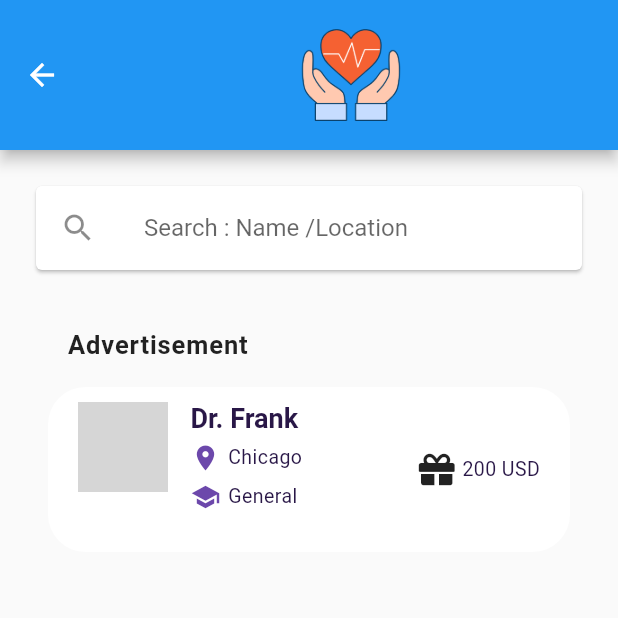
After one commit to frank-hub/HMS_Mobile_App, a Flutter app: the screen it shows after launch, after a tap on "Rev Doctor", on a phone screen of 412 x 824 dp, the top half of it. The commit adds this screen. Run offline on Flutter 3.47's test engine with Material 2 defaults, Android fonts, the phone set to English and light mode, and no system bars; our stand-ins replace datetime_picker_formfield, dio, email_validator, flutter_signin_button, fluttertoast, font_awesome_flutter and 5 more; missing offline and left inert: is_first_run; network calls fail; grey boxes are pictures that could not be loaded.

Commit message:
doctor_rev

```diff
--- a/lib/authenticate/login.dart
+++ b/lib/authenticate/login.dart
@@ -10,6 +10,7 @@ import 'package:hms/authenticate/register.dart';
 import 'package:hms/authenticate/usertype.dart';
 import 'package:hms/screens/doctor/homescreen.dart';
 import 'package:hms/screens/patient/HomeScreen.dart';
+import 'package:hms/screens/patient/revDoctor.dart';
 import 'package:hms/screens/static/about.dart';
 import 'package:hms/screens/static/help.dart';
 import 'package:hms/screens/static/policies.dart';
@@ -214,6 +215,13 @@ class _LoginState extends State<Login> {
                             },
                           ),
                         ),
+                        GestureDetector(
+                          child: Text("Rev Doctor"),
+                          onTap: (){
+                            Navigator.push(context, MaterialPageRoute(builder:
+                            (context)=> RevDoctor()));
+                          },
+                        )
 
                       ],
                     ),
--- /dev/null
+++ b/lib/screens/patient/revDoctor.dart
@@ -0,0 +1,161 @@
+import 'package:flutter/material.dart';
+import 'package:font_awesome_flutter/font_awesome_flutter.dart';
+class RevDoctor extends StatefulWidget {
+  const RevDoctor({Key? key}) : super(key: key);
+
+  @override
+  _RevDoctorState createState() => _RevDoctorState();
+}
+
+class _RevDoctorState extends State<RevDoctor> {
+  TextEditingController controller = new TextEditingController();
+  final primary = Color(0xff291747);
+  final secondary = Color(0xff6C48AB);
+  @override
+  Widget build(BuildContext context) {
+    return Scaffold(
+      appBar: AppBar(
+        toolbarHeight: 100,
+        title: Center(
+          child: Image.asset("assets/images/logo.png",
+            height: 150,
+          ),
+        ),
+      ),
+      body: Container(
+        padding: EdgeInsets.all(12),
+        child: Column(
+          crossAxisAlignment: CrossAxisAlignment.start,
+          children: [
+            new Container(
+              child: new Padding(
+                padding: const EdgeInsets.all(8.0),
+                child: new Card(
+                  child: new ListTile(
+                    leading: new Icon(Icons.search),
+                    title: new TextField(
+                      controller: controller,
+                      decoration: new InputDecoration(
+                          hintText: 'Search : Name /Location', border: InputBorder.none),
+                    ),
+                  ),
+                  ),
+                ),
+              ),
+            SizedBox(height: 20,),
+            Container(
+              margin: EdgeInsets.only(left: 25),
+                padding: EdgeInsets.all(8),
+                child: Text("Advertisement",
+                style: TextStyle(
+                  fontSize: 17,
+                  fontWeight: FontWeight.bold,
+                  letterSpacing: 0.6
+                ),
+                )
+            ),
+            GestureDetector(
+                onTap: (){
+
+                },
+                child:Container(
+                  decoration: BoxDecoration(
+                    borderRadius: BorderRadius.circular(25),
+                    color: Colors.white,
+                  ),
+                  width: double.infinity,
+                  height: 110,
+                  margin: EdgeInsets.symmetric(vertical: 10, horizontal: 20),
+                  padding: EdgeInsets.symmetric(vertical: 10, horizontal: 20),
+                  child: Row(
+                    crossAxisAlignment: CrossAxisAlignment.start,
+                    children: <Widget>[
+                      Container(
+                        width: 60,
+                        height: 60,
+                        margin: EdgeInsets.only(right: 15),
+                        decoration: BoxDecoration(
+                          borderRadius: BorderRadius.circular(50),
+                          border: Border.all(width: 3, color: secondary),
+                          image: DecorationImage(
+                              image: NetworkImage("http://pngimg.com/uploads/doctor/doctor_PNG15988.png"),
+                              fit: BoxFit.fill),
+                        ),
+                      ),
+                      Expanded(
+                        child: Column(
+                          crossAxisAlignment: CrossAxisAlignment.start,
+                          children: <Widget>[
+                            Text(
+                              "Dr. Frank",
+                              style: TextStyle(
+                                  color: primary,
+                                  fontWeight: FontWeight.bold,
+                                  fontSize: 18),
+                            ),
+                            SizedBox(
+                              height: 6,
+                            ),
+                            Row(
+                              children: <Widget>[
+                                Icon(
+                                  Icons.location_on,
+                                  color: secondary,
+                                  size: 20,
+                                ),
+                                SizedBox(
+                                  width: 5,
+                                ),
+                                Text("Chicago",
+                                    style: TextStyle(
+                                        color: primary, fontSize: 13, letterSpacing: .3)),
+                              ],
+                            ),
+                            SizedBox(
+                              height: 6,
+                            ),
+                            Row(
+                              children: <Widget>[
+                                Icon(
+                                  Icons.school,
+                                  color: secondary,
+                                  size: 20,
+                                ),
+                                SizedBox(
+                                  width: 5,
+                                ),
+                                Text("General",
+                                    style: TextStyle(
+                                        color: primary, fontSize: 13, letterSpacing: .3)),
+                              ],
+                            ),
+
+                          ],
+                        ),
+                      ),
+                      Center(
+                        child: Row(
+
+                          children: <Widget>[
+                            FaIcon(
+                                FontAwesomeIcons.gift
+                            ),
+                            SizedBox(
+                              width: 5,
+                            ),
+                            Text("200 USD",
+                                style: TextStyle(
+                                    color: primary, fontSize: 13, letterSpacing: .3)),
+                          ],
+                        ),
+                      ),
+                    ],
+                  ),
+                )
+            )
+          ],
+        ),
+      ),
+    );
+  }
+}
```
